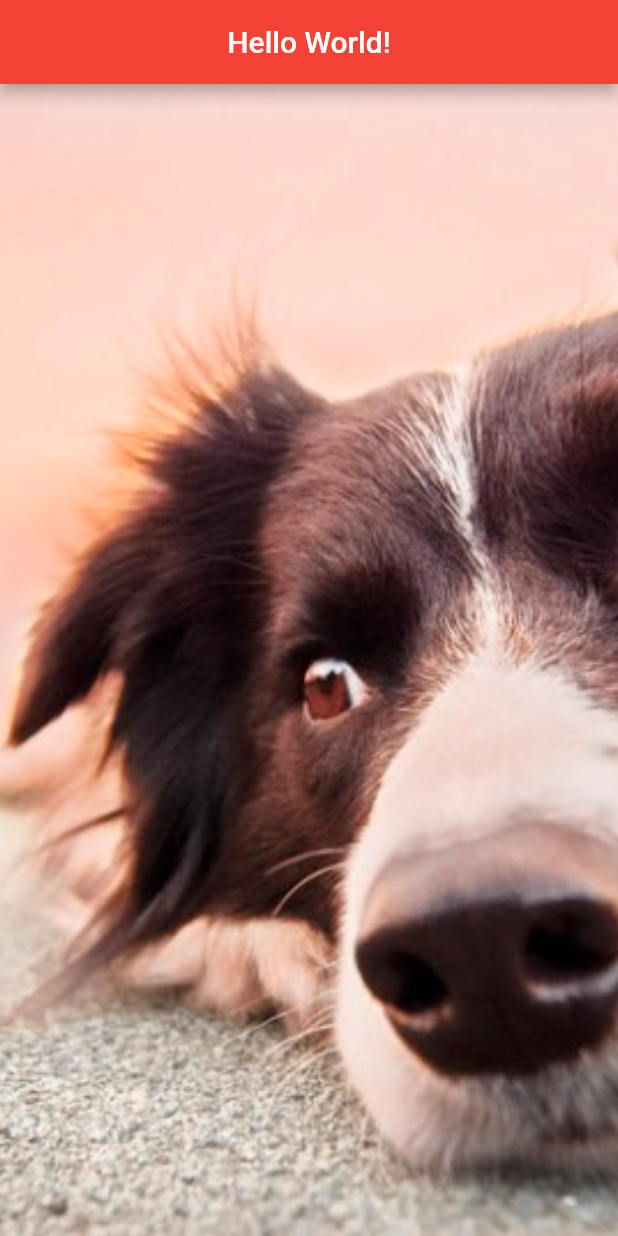
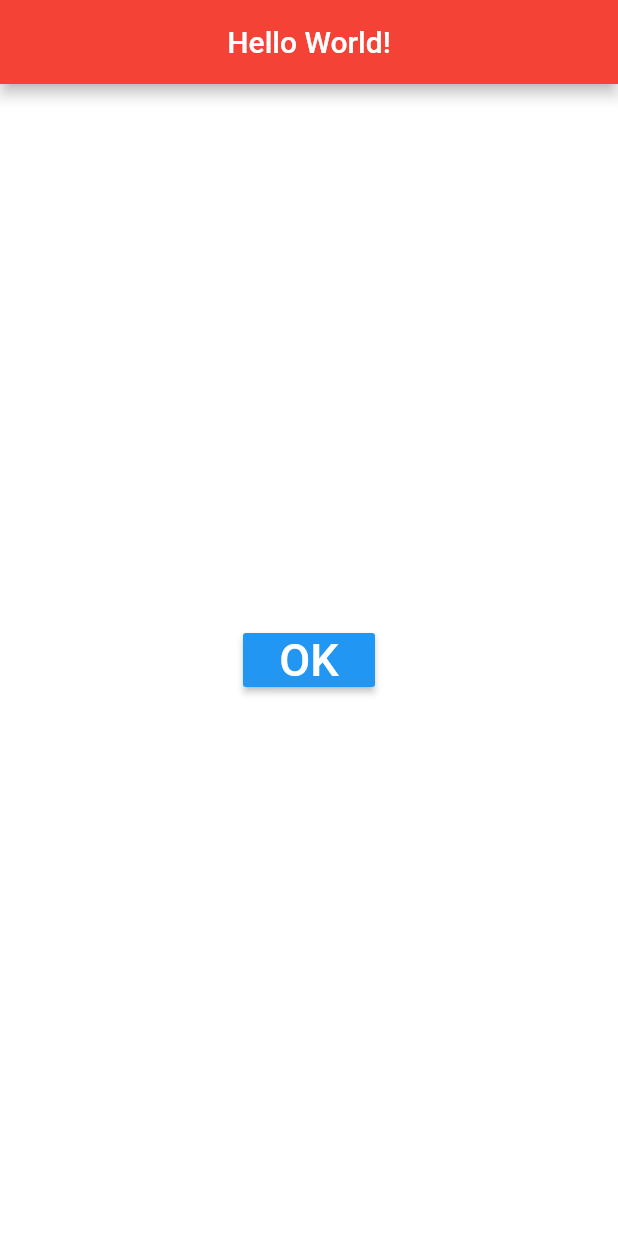
Before and after one commit to Cantinho/flutter-basic, a Flutter app: the screen it shows after launch, on a phone screen of 412 x 824 dp. Run offline on Flutter 3.47's test engine with Material 2 defaults, Android fonts, the phone set to English and light mode, and no system bars.

Commit message:
add button

```diff
--- a/flutter_basic/lib/home_page.dart
+++ b/flutter_basic/lib/home_page.dart
@@ -17,15 +17,33 @@ class HomePage extends StatelessWidget {
   _body() {
     return Container(
       color: Colors.white,
-      child: SizedBox.expand(
-        child: _img(),
+      child: Center(
+        child: _button(),
       ),
-
     );
   }
 
+  _button() {
+    return RaisedButton(
+      color: Colors.blue,
+      child: Text(
+        "OK",
+        style: TextStyle(
+          color: Colors.white,
+          fontSize: 30,
+        ),
+      ),
+      onPressed: () => _onClickOk(),
+    );
+  }
+
+  void _onClickOk() {
+    print("Button clicked!");
+  }
+
   _img() {
-    return Image.asset("assets/images/dog5.png",
+    return Image.asset(
+      "assets/images/dog5.png",
       fit: BoxFit.cover,
     );
   }
```
